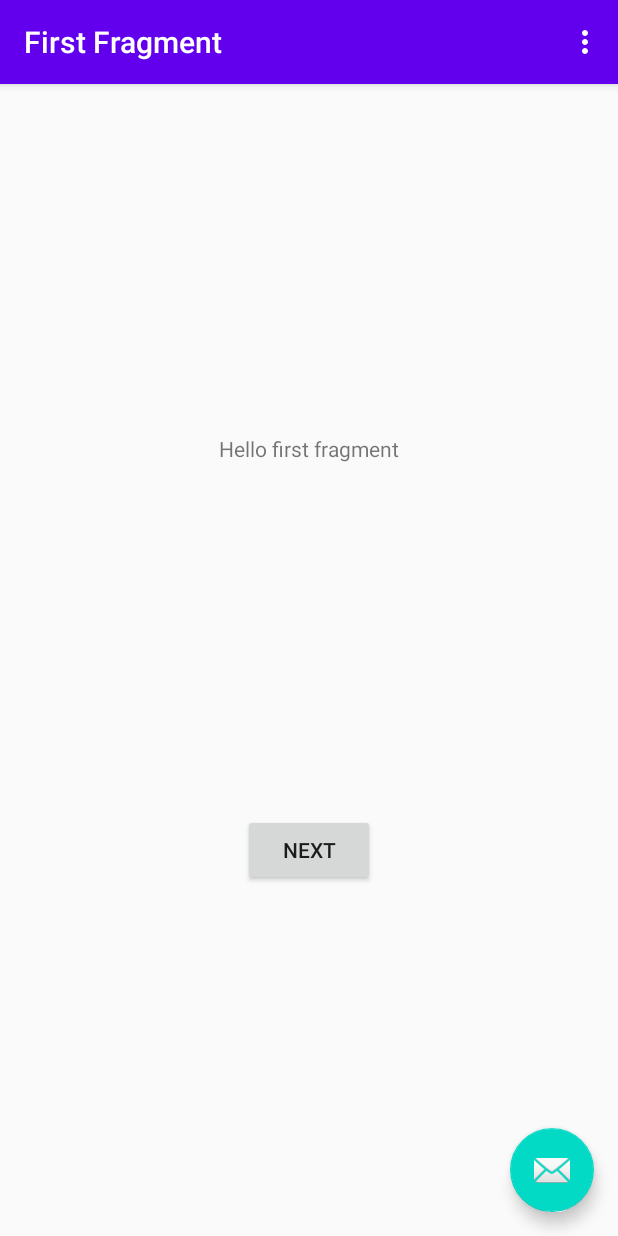
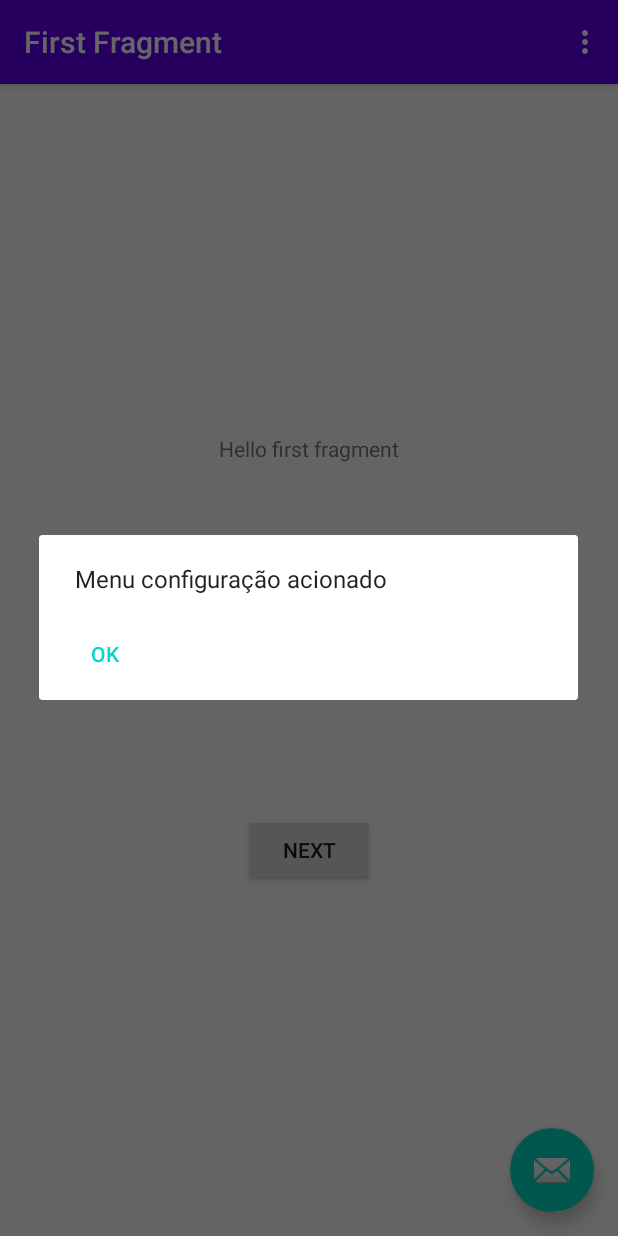
Before and after one commit to CarlosEduardoCampos/Android_App_Agenda, an Android app: the screen it shows after launch (MainActivity), in the options menu, after a tap on "Configurações", on a phone screen of 412 x 824 dp. Run offline under Robolectric (Android 15) with nearby library versions, the phone set to English and light mode, and no system bars; our stand-ins replace navigation-ui.

Commit message:
Cria novos itens no menu e alerta que e ativado quando uma das opções são selecionadas

```diff
--- a/Agenda/app/src/main/java/com/example/agenda/MainActivity.java
+++ b/Agenda/app/src/main/java/com/example/agenda/MainActivity.java
@@ -1,5 +1,6 @@
 package com.example.agenda;
 
+import android.app.AlertDialog;
 import android.os.Bundle;
 import android.support.design.widget.Snackbar;
 import android.support.v7.app.AppCompatActivity;
@@ -58,10 +59,31 @@ public class MainActivity extends AppCompatActivity {
 
         //noinspection SimplifiableIfStatement
         if (id == R.id.acao_configuracoes) {
+            msg("Menu configuração acionado");
+            return true;
+        }
+        else if(id == R.id.acao_site){
+            msg("Menu site acionado");
+            return true;
+        }
+        else if (id == R.id.acao_canal){
+            msg("Menu canal acionado");
             return true;
         }
 
         return super.onOptionsItemSelected(item);
+    }
+
+    public void msg(String txt){
+        //Cria um novo alerta
+        AlertDialog.Builder alerta = new AlertDialog.Builder(this);
+
+        // Registra as informações que seram mostradas
+        alerta.setMessage(txt);
+        alerta.setNeutralButton("OK", null);
+
+        //Mostra o alerta
+        alerta.show();
     }
 
     @Override
--- a/Agenda/app/src/main/res/menu/menu_main.xml
+++ b/Agenda/app/src/main/res/menu/menu_main.xml
@@ -7,4 +7,14 @@
         android:orderInCategory="100"
         android:title="@string/config_txt"
         app:showAsAction="never" />
+    <item
+        android:id="@+id/acao_site"
+        android:orderInCategory="100"
+        android:title="@string/link_txt"
+        app:showAsAction="never" />
+    <item
+        android:id="@+id/acao_canal"
+        android:orderInCategory="100"
+        android:title="@string/canal_txt"
+        app:showAsAction="never" />
 </menu>
--- a/Agenda/app/src/main/res/values/strings.xml
+++ b/Agenda/app/src/main/res/values/strings.xml
@@ -2,6 +2,8 @@
     <string name="app_name">Agenda</string>
     <string name="action_settings">Settings</string>
     <string name="config_txt">Configurações</string>
+    <string name="link_txt">cfbcursos.com.br</string>
+    <string name="canal_txt">CFB CURSOS</string>
     <!-- Strings used for fragments for navigation -->
     <string name="first_fragment_label">First Fragment</string>
     <string name="second_fragment_label">Second Fragment</string>
```
